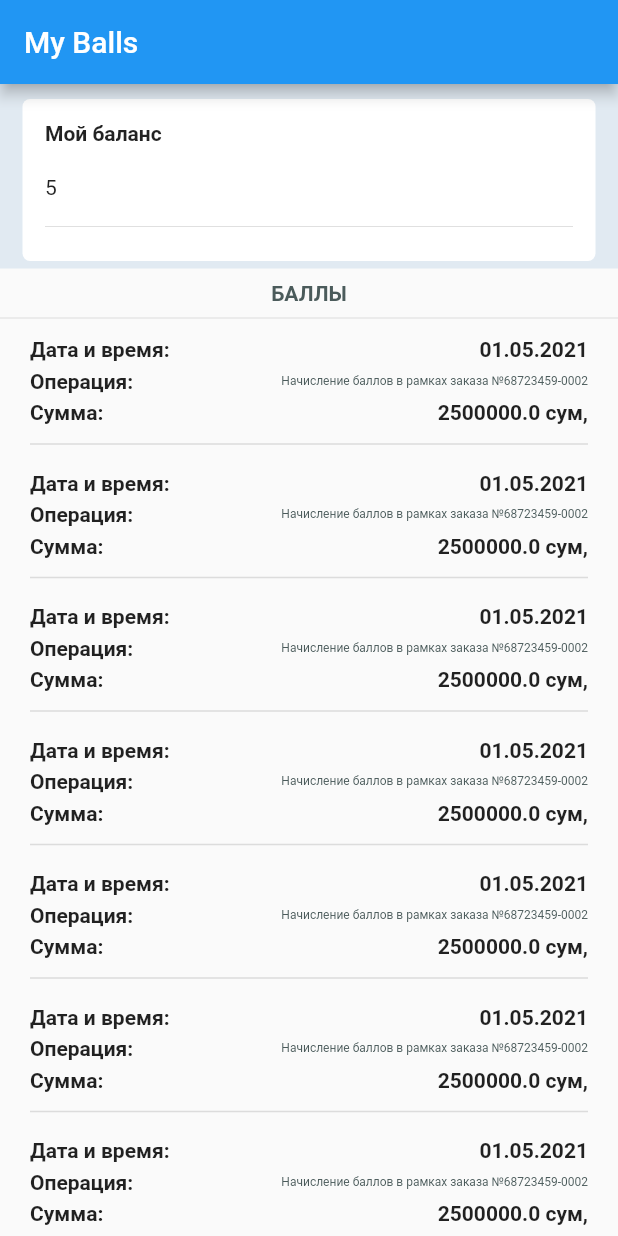
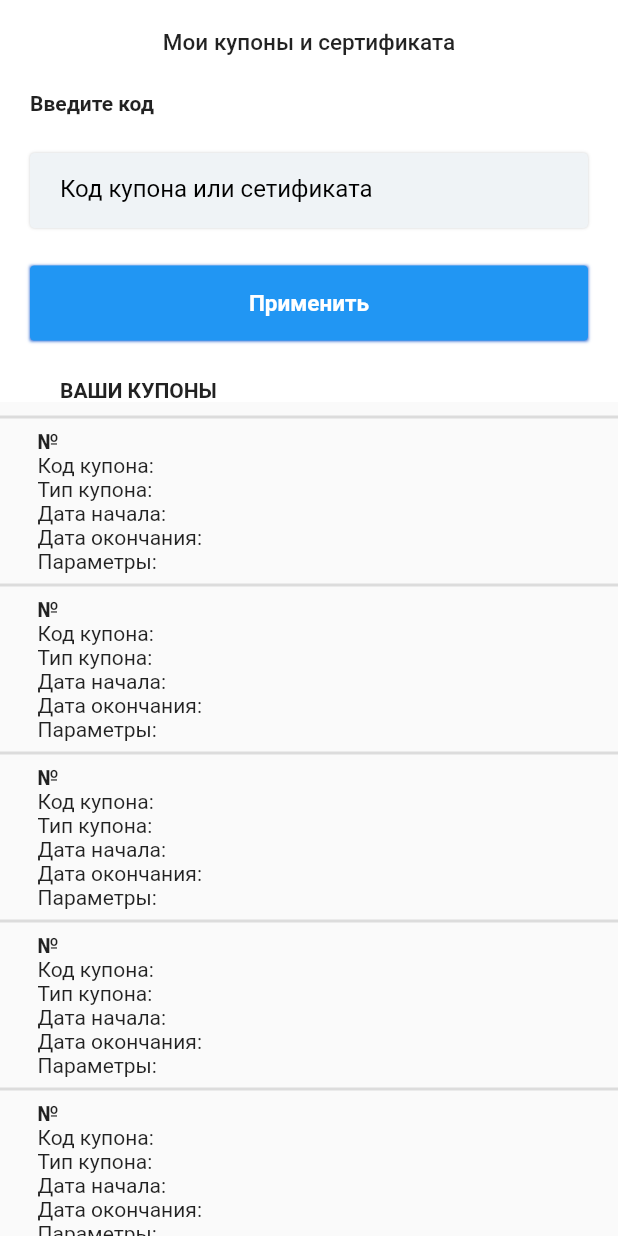
Before and after one commit to Muhammarizo/teampro, a Flutter app: the screen it shows after launch, on a phone screen of 412 x 824 dp. Run offline on Flutter 3.47's test engine with Material 2 defaults, Android fonts, the phone set to English and light mode, and no system bars.

Commit message:
my_cupons_page

```diff
--- a/lib/main.dart
+++ b/lib/main.dart
@@ -1,5 +1,6 @@
 import 'package:flutter/material.dart';
-import 'package:teampro/pages/adress_page.dart';
+import 'package:teampro/pages/address_page.dart';
+import 'package:teampro/pages/my_cupons_page.dart';
 import 'package:teampro/pages/myballs_page.dart';
 void main() => runApp(MyApp());
 
@@ -11,7 +12,7 @@ class MyApp extends StatelessWidget {
     return MaterialApp(
       debugShowCheckedModeBanner: false,
       home: Scaffold(
-        body: MyBallPage(),
+        body: MyCuponsPage(),
       ),
     );
   }
--- a/lib/pages/adress_page.dart
+++ b/lib/pages/address_page.dart
@@ -2,6 +2,7 @@ import 'package:flutter/material.dart';
 import 'package:teampro/constants.dart';
 
 class AdressPage extends StatefulWidget {
+  static final String id = "address_page";
   const AdressPage({Key? key}) : super(key: key);
 
   @override
--- /dev/null
+++ b/lib/pages/my_cupons_page.dart
@@ -0,0 +1,137 @@
+import 'package:flutter/cupertino.dart';
+import 'package:flutter/material.dart';
+class MyCuponsPage extends StatefulWidget {
+  static final String id = "my_cupons_page";
+
+
+  @override
+  _MyCuponsPageState createState() => _MyCuponsPageState();
+}
+
+class _MyCuponsPageState extends State<MyCuponsPage> {
+  @override
+  Widget build(BuildContext context) {
+    var cupons_List = [2];
+    return Scaffold(
+      appBar: AppBar(
+        elevation: 0,
+        centerTitle: true,
+        backgroundColor: Colors.white,
+        title: Text("Мои купоны и сертификата", style: TextStyle(color: Colors.black87, fontSize: 15),),
+      ),
+      body: ListView(
+        children: [
+          //# enter code, code cupon, buttom
+          Container(
+            color: Colors.white,
+            padding: EdgeInsets.only(left: 20, right: 20, top: 5),
+            child: Column(
+              crossAxisAlignment: CrossAxisAlignment.start,
+              children: [
+                Text("Введите код", style: TextStyle(fontWeight: FontWeight.bold)),
+                SizedBox(height: 25),
+                //# TextField
+                Container(
+                  padding: EdgeInsets.symmetric(horizontal: 20),
+                  height: 50,
+                  width: double.infinity,
+                  decoration: BoxDecoration(
+                    color: Color.fromRGBO(239, 243, 246, 1),
+                    borderRadius: BorderRadius.circular(3),
+                    boxShadow: [
+                      BoxShadow(
+                        color: Colors.grey.withOpacity(0.5),
+                        blurRadius: 1
+                      ),
+                    ]
+                  ),
+                  child: TextField(
+                    decoration: InputDecoration(
+                      border: InputBorder.none,
+                      hintText: "Код купона или сетификата",
+                      hintStyle: TextStyle(color: Colors.black, fontWeight: FontWeight.w400)
+                    ),
+                  )
+                ),
+                SizedBox(height: 25),
+                //# Button
+                Container(
+                  width: double.infinity,
+                  height: 50.0,
+                  decoration: BoxDecoration(
+                    boxShadow: [
+                      BoxShadow(
+                        color: Color.fromRGBO(8, 78, 201, 1),
+                        blurRadius: 1
+                      )
+                    ]
+                  ),
+                  child: FlatButton(
+                    shape: RoundedRectangleBorder(
+                      borderRadius: BorderRadius.circular(3.0),
+                    ),
+                    color: Colors.blue,
+                    onPressed: (){},
+                    child: const Text(
+                      "Применить",
+                      style: TextStyle(
+                        fontSize: 15,
+                        color: Colors.white,
+                        fontWeight: FontWeight.bold,
+                      ),
+                    ),
+                  ),
+                ),
+                SizedBox(height: 25),
+                Container(
+                  padding: EdgeInsets.only(left: 20),
+                  child: Text("ВАШИ КУПОНЫ", style: TextStyle(fontWeight: FontWeight.bold)),
+                ),
+              ],
+            ),
+          ),
+          SizedBox(height: 2),
+          Divider(thickness: 2),
+          cupons_List.isEmpty ?
+              Center(
+                child: Text("У вас нет активированных купонов", style: TextStyle(fontWeight: FontWeight.bold))
+              ) :
+          ListView.builder(
+            shrinkWrap: true,
+            physics: NeverScrollableScrollPhysics(),
+            itemCount: 8,
+            itemBuilder: (context, i){
+              return cupons(1, "", "", "", "", "");
+            },
+          ),
+        ],
+      ),
+    );
+  }
+  Widget cupons(int cupon_number, String code, String type, String data_start, String data_end, String params){
+    return Container(
+
+      child: Column(
+        crossAxisAlignment: CrossAxisAlignment.start,
+        children: [
+          Container(
+            padding: EdgeInsets.only(left: 25),
+            child: Column(
+              crossAxisAlignment: CrossAxisAlignment.start,
+              children: [
+                Text("№", style: TextStyle(fontWeight: FontWeight.bold)),
+                Text("Код купона: $code"),
+                Text("Тип купона: $type"),
+                Text("Дата начала: $data_start"),
+                Text("Дата окончания: $data_end"),
+                Text("Параметры: $params"),
+              ],
+            ),
+          ),
+          Divider(thickness: 2,)
+
+        ],
+      ),
+    );
+  }
+}
--- a/lib/pages/myballs_page.dart
+++ b/lib/pages/myballs_page.dart
@@ -1,5 +1,6 @@
 import 'package:flutter/material.dart';
 class MyBallPage extends StatefulWidget {
+  static final String id = "myballs_page";
   const MyBallPage({Key? key}) : super(key: key);
 
   @override
```
